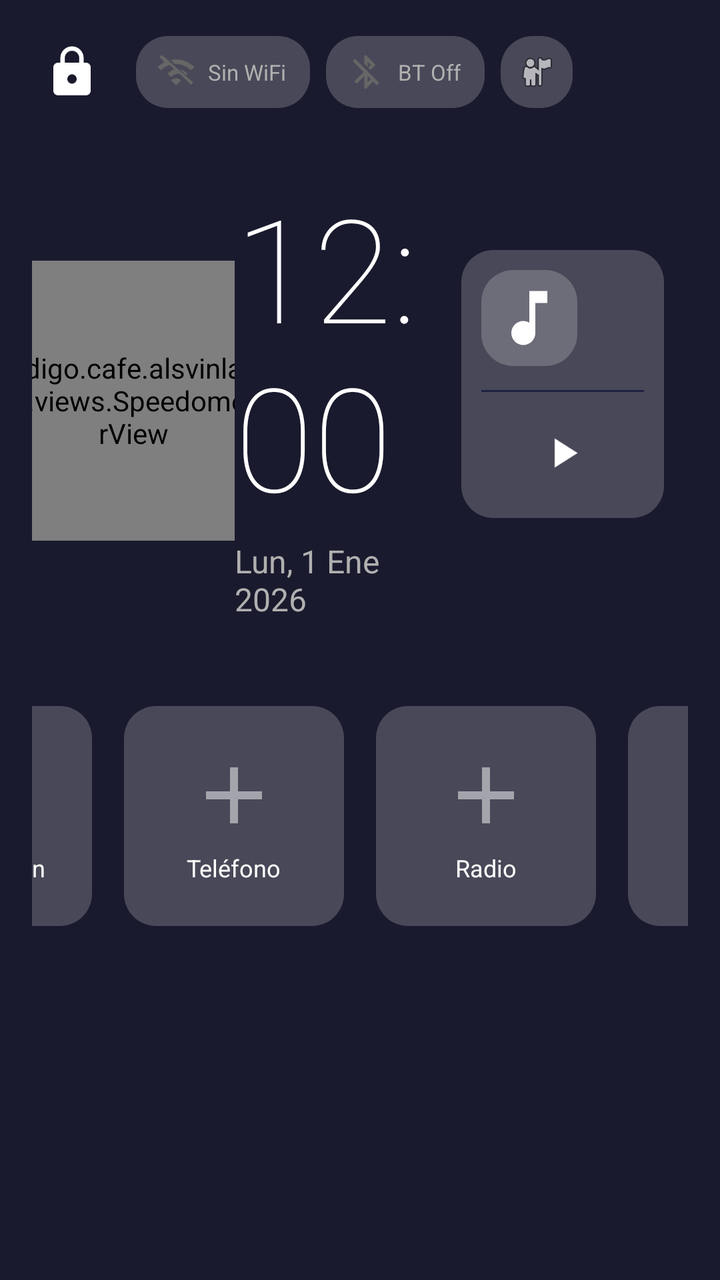
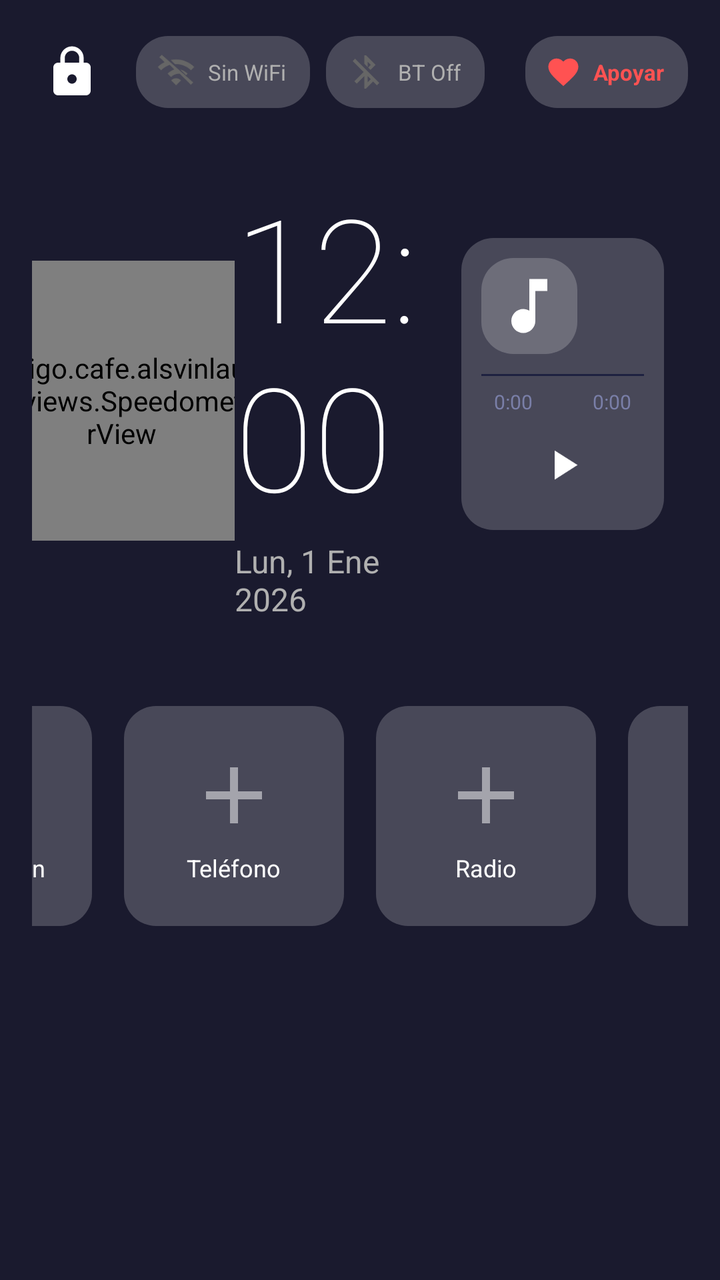

Two renders of the same Android screen: before a commit and after it. Below are the layout's source before the change and the commit's diff.
<!-- AndroidManifest.xml: application theme LauncherTheme -->
<!-- res/layout/activity_main.xml -->
<?xml version="1.0" encoding="utf-8"?>
<FrameLayout xmlns:android="http://schemas.android.com/apk/res/android"
    android:id="@+id/root_layout"
    android:layout_width="match_parent"
    android:layout_height="match_parent"
    android:background="#FF1A1A2E">

    <LinearLayout
        android:layout_width="match_parent"
        android:layout_height="match_parent"
        android:gravity="center"
        android:orientation="vertical"
        android:padding="16dp">

        
        <LinearLayout
            android:id="@+id/top_bar"
            android:layout_width="match_parent"
            android:layout_height="wrap_content"
            android:orientation="horizontal"
            android:gravity="center_vertical">

            <ImageView
                android:id="@+id/btn_theme_toggle"
                android:layout_width="40dp"
                android:layout_height="40dp"
                android:src="@drawable/ic_lock"
                android:padding="6dp"
                android:clickable="true"
                android:focusable="true" />

            <LinearLayout
                android:id="@+id/badge_permisos"
                android:layout_width="wrap_content"
                android:layout_height="36dp"
                android:orientation="horizontal"
                android:gravity="center_vertical"
                android:background="@drawable/shortcut_bg"
                android:paddingStart="10dp"
                android:paddingEnd="12dp"
                android:layout_marginStart="10dp"
                android:clickable="true"
                android:focusable="true"
                android:visibility="gone">

                <ImageView
                    android:layout_width="18dp"
                    android:layout_height="18dp"
                    android:src="@android:drawable/ic_dialog_alert" />

                <TextView
                    android:layout_width="wrap_content"
                    android:layout_height="wrap_content"
                    android:text="Permisos"
                    android:textColor="#FFC107"
                    android:textSize="11sp"
                    android:layout_marginStart="5dp" />
            </LinearLayout>

            <LinearLayout
                android:id="@+id/indicador_wifi"
                android:layout_width="wrap_content"
                android:layout_height="36dp"
                android:orientation="horizontal"
                android:gravity="center_vertical"
                android:background="@drawable/shortcut_bg"
                android:paddingStart="10dp"
                android:paddingEnd="12dp"
                android:layout_marginStart="12dp"
                android:clickable="true"
                android:focusable="true">

                <ImageView
                    android:id="@+id/icono_wifi"
                    android:layout_width="20dp"
                    android:layout_height="20dp"
                    android:src="@drawable/ic_wifi_off" />

                <TextView
                    android:id="@+id/texto_wifi"
                    android:layout_width="wrap_content"
                    android:layout_height="wrap_content"
                    android:text="Sin WiFi"
                    android:textColor="#B0B0B0"
                    android:textSize="11sp"
                    android:layout_marginStart="6dp"
                    android:maxLines="1"
                    android:ellipsize="end"
                    android:maxWidth="100dp" />
            </LinearLayout>

            <LinearLayout
                android:id="@+id/indicador_bluetooth"
                android:layout_width="wrap_content"
                android:layout_height="36dp"
                android:orientation="horizontal"
                android:gravity="center_vertical"
                android:background="@drawable/shortcut_bg"
                android:paddingStart="10dp"
                android:paddingEnd="12dp"
                android:layout_marginStart="8dp"
                android:clickable="true"
                android:focusable="true">

                <ImageView
                    android:id="@+id/icono_bluetooth"
                    android:layout_width="20dp"
                    android:layout_height="20dp"
                    android:src="@drawable/ic_bt_off" />

                <TextView
                    android:id="@+id/texto_bluetooth"
                    android:layout_width="wrap_content"
                    android:layout_height="wrap_content"
                    android:text="BT Off"
                    android:textColor="#B0B0B0"
                    android:textSize="11sp"
                    android:layout_marginStart="6dp"
                    android:maxLines="1"
                    android:ellipsize="end"
                    android:maxWidth="120dp" />
            </LinearLayout>

            <LinearLayout
                android:id="@+id/boton_contactos"
                android:layout_width="36dp"
                android:layout_height="36dp"
                android:orientation="horizontal"
                android:gravity="center"
                android:background="@drawable/shortcut_bg"
                android:layout_marginStart="8dp"
                android:clickable="true"
                android:focusable="true">

                <ImageView
                    android:layout_width="20dp"
                    android:layout_height="20dp"
                    android:src="@android:drawable/ic_menu_myplaces" />
            </LinearLayout>

            <View
                android:layout_width="0dp"
                android:layout_height="1dp"
                android:layout_weight="1" />


        </LinearLayout>

        
        <GridLayout
            android:layout_width="match_parent"
            android:layout_height="0dp"
            android:layout_weight="1"
            android:rowCount="1"
            android:columnCount="3"
            >

            
            <LinearLayout
                android:id="@+id/speed_text"
                android:layout_width="0dp"
                android:layout_height="match_parent"
                android:layout_columnWeight="1"
                android:gravity="center"
                android:paddingTop="5dp"
                android:orientation="vertical"
                android:visibility="visible">

                <codigo.cafe.alsvinlaunch.views.SpeedometerView
                    android:id="@+id/speedometer_view"
                    android:layout_width="140dp"
                    android:layout_height="140dp" />

            </LinearLayout>

            
            <LinearLayout
                android:id="@+id/clock_section"
                android:layout_width="0dp"
                android:layout_height="match_parent"
                android:layout_columnWeight="1"
                android:gravity="center"
                android:orientation="vertical">

                <LinearLayout
                    android:id="@+id/boton_reloj"
                    android:layout_width="wrap_content"
                    android:layout_height="wrap_content"
                    android:clickable="true"
                    android:focusable="true"
                    android:gravity="center"
                    android:orientation="vertical">

                    <TextView
                        android:id="@+id/clock_text"
                        android:layout_width="wrap_content"
                        android:layout_height="wrap_content"
                        android:fontFamily="sans-serif-thin"
                        android:text="12:00"
                        android:textColor="#FFFFFFFF"
                        android:textSize="72sp" />

                    <TextView
                        android:id="@+id/date_text"
                        android:layout_width="wrap_content"
                        android:layout_height="wrap_content"
                        android:layout_marginTop="4dp"
                        android:text="Lun, 1 Ene 2026"
                        android:textColor="#B0B0B0"
                        android:textSize="16sp" />
                </LinearLayout>
            </LinearLayout>

            
            <LinearLayout
                android:id="@+id/widget_reproductor"
                android:foreground="?android:attr/selectableItemBackground"
                android:layout_width="0dp"
                android:layout_height="wrap_content"
                android:layout_columnWeight="1"
                android:layout_gravity="center_vertical"
                android:orientation="vertical"
                android:gravity="center"
                android:background="@drawable/shortcut_bg"
                android:padding="10dp"

                android:layout_marginStart="12dp"
                android:layout_marginEnd="12dp"
                android:layout_marginBottom="12dp"
                android:clickable="true"
                android:focusable="true"
                android:visibility="visible">

                
                <LinearLayout
                    android:layout_width="match_parent"
                    android:layout_height="wrap_content"
                    android:orientation="horizontal"
                    android:gravity="center_vertical">

                    <ImageView
                        android:id="@+id/reproductor_icono"
                        android:layout_width="48dp"
                        android:layout_height="48dp"
                        android:src="@drawable/ic_music"
                        android:scaleType="centerCrop"
                        android:background="@drawable/shortcut_bg"
                        android:padding="6dp" />

                    <LinearLayout
                        android:layout_width="0dp"
                        android:layout_height="wrap_content"
                        android:layout_weight="1"
                        android:orientation="vertical"
                        android:layout_marginStart="10dp"
                        android:layout_marginEnd="4dp">

                        <TextView
                            android:id="@+id/reproductor_titulo"
                            android:layout_width="match_parent"
                            android:layout_height="wrap_content"
                            android:text=""
                            android:textColor="#FFFFFF"
                            android:textSize="14sp"
                            android:textStyle="bold"
                            android:maxLines="1"
                            android:ellipsize="marquee"
                            android:marqueeRepeatLimit="marquee_forever"
                            android:scrollHorizontally="true"
                            android:focusable="true"
                            android:focusableInTouchMode="true"
                            android:singleLine="true" />

                        <TextView
                            android:id="@+id/reproductor_artista"
                            android:layout_width="wrap_content"
                            android:layout_height="wrap_content"
                            android:text=""
                            android:textColor="#7A7FA8"
                            android:textSize="11sp"
                            android:maxLines="1"
                            android:ellipsize="end"
                            android:layout_marginTop="3dp" />
                    </LinearLayout>
                </LinearLayout>

                
                <View
                    android:layout_width="match_parent"
                    android:layout_height="1dp"
                    android:background="#1E2140"
                    android:layout_marginTop="12dp"
                    android:layout_marginBottom="8dp" />

                
                <LinearLayout
                    android:layout_width="match_parent"
                    android:layout_height="wrap_content"
                    android:orientation="horizontal"
                    android:gravity="center">

                    <ImageView
                        android:id="@+id/btn_anterior"
                        android:layout_width="45dp"
                        android:layout_height="45dp"
                        android:src="@drawable/ic_anterior"
                        android:padding="8dp"
                        android:background="?android:attr/selectableItemBackgroundBorderless"
                        android:clickable="true"
                        android:focusable="true" />

                    <ImageView
                        android:id="@+id/btn_play_pausa"
                        android:layout_width="45dp"
                        android:layout_height="45dp"
                        android:src="@drawable/ic_play"
                        android:padding="10dp"
                        android:layout_marginStart="10dp"
                        android:layout_marginEnd="10dp"
                        android:clickable="true"
                        android:focusable="true"
                        android:elevation="2dp" />

                    <ImageView
                        android:id="@+id/btn_siguiente"
                        android:layout_width="45dp"
                        android:layout_height="45dp"
                        android:src="@drawable/ic_siguiente"
                        android:padding="8dp"
                        android:background="?android:attr/selectableItemBackgroundBorderless"
                        android:clickable="true"
                        android:focusable="true" />
                </LinearLayout>
            </LinearLayout>

        </GridLayout>

        
        <LinearLayout
            android:id="@+id/shortcuts_container"
            android:layout_width="wrap_content"
            android:layout_height="0dp"
            android:layout_weight="1"
            android:gravity="center|top"
            android:orientation="horizontal"
            android:paddingTop="5dp">

            <LinearLayout
                android:id="@+id/shortcut_0"
                android:layout_width="110dp"
                android:layout_height="110dp"
                android:layout_margin="8dp"
                android:background="@drawable/shortcut_bg"
                android:clickable="true"
                android:focusable="true"
                android:gravity="center"
                android:orientation="vertical"
                android:padding="10dp">

                <ImageView
                    android:id="@+id/shortcut_icon_0"
                    android:layout_width="48dp"
                    android:layout_height="48dp"
                    android:scaleType="fitCenter"
                    android:src="@drawable/ic_add_shortcut" />

                <TextView
                    android:id="@+id/shortcut_name_0"
                    android:layout_width="wrap_content"
                    android:layout_height="wrap_content"
                    android:layout_marginTop="4dp"
                    android:ellipsize="end"
                    android:maxLines="1"
                    android:text="Música"
                    android:textColor="#FFFFFF"
                    android:textSize="12sp" />
            </LinearLayout>

            <LinearLayout
                android:id="@+id/shortcut_1"
                android:layout_width="110dp"
                android:layout_height="110dp"
                android:layout_margin="8dp"
                android:background="@drawable/shortcut_bg"
                android:clickable="true"
                android:focusable="true"
                android:gravity="center"
                android:orientation="vertical"
                android:padding="10dp">

                <ImageView
                    android:id="@+id/shortcut_icon_1"
                    android:layout_width="48dp"
                    android:layout_height="48dp"
                    android:scaleType="fitCenter"
                    android:src="@drawable/ic_add_shortcut" />

                <TextView
                    android:id="@+id/shortcut_name_1"
                    android:layout_width="wrap_content"
                    android:layout_height="wrap_content"
                    android:layout_marginTop="4dp"
                    android:ellipsize="end"
                    android:maxLines="1"
                    android:text="Navegación"
                    android:textColor="#FFFFFF"
                    android:textSize="12sp" />
            </LinearLayout>

            <LinearLayout
                android:id="@+id/shortcut_2"
                android:layout_width="110dp"
                android:layout_height="110dp"
                android:layout_margin="8dp"
                android:background="@drawable/shortcut_bg"
                android:clickable="true"
                android:focusable="true"
                android:gravity="center"
                android:orientation="vertical"
                android:padding="10dp">

                <ImageView
                    android:id="@+id/shortcut_icon_2"
                    android:layout_width="48dp"
                    android:layout_height="48dp"
                    android:scaleType="fitCenter"
                    android:src="@drawable/ic_add_shortcut" />

                <TextView
                    android:id="@+id/shortcut_name_2"
                    android:layout_width="wrap_content"
                    android:layout_height="wrap_content"
                    android:layout_marginTop="4dp"
                    android:ellipsize="end"
                    android:maxLines="1"
                    android:text="Teléfono"
                    android:textColor="#FFFFFF"
                    android:textSize="12sp" />
            </LinearLayout>

            <LinearLayout
                android:id="@+id/shortcut_3"
                android:layout_width="110dp"
                android:layout_height="110dp"
                android:layout_margin="8dp"
                android:background="@drawable/shortcut_bg"
                android:clickable="true"
                android:focusable="true"
                android:gravity="center"
                android:orientation="vertical"
                android:padding="10dp">

                <ImageView
                    android:id="@+id/shortcut_icon_3"
                    android:layout_width="48dp"
                    android:layout_height="48dp"
                    android:scaleType="fitCenter"
                    android:src="@drawable/ic_add_shortcut" />

                <TextView
                    android:id="@+id/shortcut_name_3"
                    android:layout_width="wrap_content"
                    android:layout_height="wrap_content"
                    android:layout_marginTop="4dp"
                    android:ellipsize="end"
                    android:maxLines="1"
                    android:text="Radio"
                    android:textColor="#FFFFFF"
                    android:textSize="12sp" />
            </LinearLayout>

            <LinearLayout
                android:id="@+id/shortcut_4"
                android:layout_width="110dp"
                android:layout_height="110dp"
                android:layout_margin="8dp"
                android:background="@drawable/shortcut_bg"
                android:clickable="true"
                android:focusable="true"
                android:gravity="center"
                android:orientation="vertical"
                android:padding="10dp">

                <ImageView
                    android:id="@+id/shortcut_icon_4"
                    android:layout_width="48dp"
                    android:layout_height="48dp"
                    android:scaleType="fitCenter"
                    android:src="@drawable/ic_add_shortcut" />

                <TextView
                    android:id="@+id/shortcut_name_4"
                    android:layout_width="wrap_content"
                    android:layout_height="wrap_content"
                    android:layout_marginTop="4dp"
                    android:ellipsize="end"
                    android:maxLines="1"
                    android:text="Config."
                    android:textColor="#FFFFFF"
                    android:textSize="12sp" />
            </LinearLayout>

            <LinearLayout
                android:id="@+id/btn_all_apps"
                android:layout_width="110dp"
                android:layout_height="110dp"
                android:layout_margin="8dp"
                android:background="@drawable/shortcut_bg_accent"
                android:clickable="true"
                android:focusable="true"
                android:gravity="center"
                android:orientation="vertical"
                android:padding="10dp">

                <ImageView
                    android:id="@+id/all_apps_icon"
                    android:layout_width="48dp"
                    android:layout_height="48dp"
                    android:scaleType="fitCenter"
                    android:src="@drawable/ic_all_apps" />

                <TextView
                    android:id="@+id/all_apps_label"
                    android:layout_width="wrap_content"
                    android:layout_height="wrap_content"
                    android:layout_marginTop="4dp"
                    android:text="Apps"
                    android:textColor="#FFFFFF"
                    android:textSize="12sp" />
            </LinearLayout>
        </LinearLayout>
    </LinearLayout>

    
    <LinearLayout
        android:id="@+id/system_panel"
        android:layout_width="wrap_content"
        android:layout_height="wrap_content"
        android:layout_gravity="bottom|end"
        android:layout_marginEnd="20dp"
        android:layout_marginBottom="72dp"
        android:background="@drawable/system_panel_bg"
        android:elevation="8dp"
        android:orientation="vertical"
        android:padding="12dp"
        android:visibility="gone" />

</FrameLayout>
<!-- resources referenced by this layout -->
<resources>
  <!-- drawable ic_add_shortcut (drawable) -->
  <?xml version="1.0" encoding="utf-8"?>
  <vector xmlns:android="http://schemas.android.com/apk/res/android"
      android:width="24dp"
      android:height="24dp"
      android:viewportWidth="24"
      android:viewportHeight="24">
      <path
          android:fillColor="#80FFFFFF"
          android:pathData="M19,13h-6v6h-2v-6H5v-2h6V5h2v6h6v2z" />
  </vector>
  <!-- drawable ic_all_apps (drawable) -->
  <?xml version="1.0" encoding="utf-8"?>
  <vector xmlns:android="http://schemas.android.com/apk/res/android"
      android:width="24dp"
      android:height="24dp"
      android:viewportWidth="24"
      android:viewportHeight="24">
      <path
          android:fillColor="#FFFFFF"
          android:pathData="M4,8h4V4H4V8zM10,20h4v-4h-4V20zM4,20h4v-4H4V20zM4,14h4v-4H4V14zM10,14h4v-4h-4V14zM16,4v4h4V4H16zM10,8h4V4h-4V8zM16,14h4v-4h-4V14zM16,20h4v-4h-4V20z" />
  </vector>
  <!-- drawable ic_anterior (drawable) -->
  <?xml version="1.0" encoding="utf-8"?>
  <vector xmlns:android="http://schemas.android.com/apk/res/android"
      android:width="24dp" android:height="24dp"
      android:viewportWidth="24" android:viewportHeight="24">
      <path android:fillColor="#FFFFFF"
          android:pathData="M6,6h2v12H6V6zM9.5,12l8.5,6V6L9.5,12z" />
  </vector>
  <!-- drawable ic_music (drawable) -->
  <?xml version="1.0" encoding="utf-8"?>
  <vector xmlns:android="http://schemas.android.com/apk/res/android"
      android:width="24dp"
      android:height="24dp"
      android:viewportWidth="24"
      android:viewportHeight="24">
      <path
          android:fillColor="#FFFFFF"
          android:pathData="M12,3v10.55c-0.59,-0.34 -1.27,-0.55 -2,-0.55C7.79,13 6,14.79 6,17s1.79,4 4,4 4,-1.79 4,-4V7h4V3h-6z" />
  </vector>
  <!-- drawable ic_play (drawable) -->
  <?xml version="1.0" encoding="utf-8"?>
  <vector xmlns:android="http://schemas.android.com/apk/res/android"
      android:width="24dp" android:height="24dp"
      android:viewportWidth="24" android:viewportHeight="24">
      <path android:fillColor="#FFFFFF"
          android:pathData="M8,5v14l11,-7z" />
  </vector>
  <!-- drawable ic_siguiente (drawable) -->
  <?xml version="1.0" encoding="utf-8"?>
  <vector xmlns:android="http://schemas.android.com/apk/res/android"
      android:width="24dp" android:height="24dp"
      android:viewportWidth="24" android:viewportHeight="24">
      <path android:fillColor="#FFFFFF"
          android:pathData="M6,18l8.5,-6L6,6V18zM16,6v12h2V6H16z" />
  </vector>
  <!-- drawable system_panel_bg (drawable) -->
  <?xml version="1.0" encoding="utf-8"?>
  <shape xmlns:android="http://schemas.android.com/apk/res/android"
      android:shape="rectangle">
      <solid android:color="#EE16213E" />
      <corners android:radius="16dp" />
      <stroke
          android:width="1dp"
          android:color="#33FFFFFF" />
  </shape>
  <style name="LauncherTheme" parent="Theme.AppCompat.NoActionBar">
          <item name="android:windowNoTitle">true</item>
          <item name="android:windowFullscreen">true</item>
          <item name="android:windowBackground">@color/background</item>
      </style>
  <color name="background">#FF1A1A2E</color>
  <!-- unchanged entries left out for length: 5 -->
</resources>

<!-- the commit's change to res/layout/activity_main.xml (unified diff, before → after) -->
@@ -121,27 +121,38 @@
                     android:maxWidth="120dp" />
             </LinearLayout>
 
-            <LinearLayout
-                android:id="@+id/boton_contactos"
-                android:layout_width="36dp"
-                android:layout_height="36dp"
-                android:orientation="horizontal"
-                android:gravity="center"
-                android:background="@drawable/shortcut_bg"
-                android:layout_marginStart="8dp"
-                android:clickable="true"
-                android:focusable="true">
-
-                <ImageView
-                    android:layout_width="20dp"
-                    android:layout_height="20dp"
-                    android:src="@android:drawable/ic_menu_myplaces" />
-            </LinearLayout>
-
             <View
                 android:layout_width="0dp"
                 android:layout_height="1dp"
                 android:layout_weight="1" />
+
+            <LinearLayout
+                android:id="@+id/btn_donacion"
+                android:layout_width="wrap_content"
+                android:layout_height="36dp"
+                android:orientation="horizontal"
+                android:gravity="center_vertical"
+                android:background="@drawable/shortcut_bg"
+                android:paddingStart="10dp"
+                android:paddingEnd="12dp"
+                android:layout_marginStart="8dp"
+                android:clickable="true"
+                android:focusable="true">
+
+                <ImageView
+                    android:layout_width="18dp"
+                    android:layout_height="18dp"
+                    android:src="@drawable/ic_donate" />
+
+                <TextView
+                    android:layout_width="wrap_content"
+                    android:layout_height="wrap_content"
+                    android:text="Apoyar"
+                    android:textColor="#FF5252"
+                    android:textSize="11sp"
+                    android:textStyle="bold"
+                    android:layout_marginStart="6dp" />
+            </LinearLayout>
 
 
         </LinearLayout>
@@ -163,13 +174,46 @@
                 android:layout_columnWeight="1"
                 android:gravity="center"
                 android:paddingTop="5dp"
-                android:orientation="vertical"
+                android:orientation="horizontal"
                 android:visibility="visible">
 
                 <codigo.cafe.alsvinlaunch.views.SpeedometerView
                     android:id="@+id/speedometer_view"
                     android:layout_width="140dp"
                     android:layout_height="140dp" />
+
+                <LinearLayout
+                    android:id="@+id/gear_widget"
+                    android:layout_width="wrap_content"
+                    android:layout_height="wrap_content"
+                    android:orientation="vertical"
+                    android:gravity="center"
+                    android:layout_marginStart="12dp"
+                    android:background="@drawable/shortcut_bg"
+                    android:paddingStart="18dp"
+                    android:paddingEnd="18dp"
+                    android:paddingTop="10dp"
+                    android:paddingBottom="10dp">
+
+                    <TextView
+                        android:id="@+id/gear_indicator"
+                        android:layout_width="wrap_content"
+                        android:layout_height="wrap_content"
+                        android:fontFamily="sans-serif-thin"
+                        android:text="--"
+                        android:textColor="#FFFFFF"
+                        android:textSize="56sp"
+                        android:includeFontPadding="false" />
+
+                    <TextView
+                        android:layout_width="wrap_content"
+                        android:layout_height="wrap_content"
+                        android:text="MARCHA"
+                        android:textColor="#5A6080"
+                        android:textSize="10sp"
+                        android:letterSpacing="0.15"
+                        android:layout_marginTop="2dp" />
+                </LinearLayout>
 
             </LinearLayout>
 
@@ -289,8 +333,48 @@
                     android:layout_width="match_parent"
                     android:layout_height="1dp"
                     android:background="#1E2140"
-                    android:layout_marginTop="12dp"
-                    android:layout_marginBottom="8dp" />
+                    android:layout_marginTop="10dp"
+                    android:layout_marginBottom="4dp" />
+
+                
+                <LinearLayout
+                    android:layout_width="match_parent"
+                    android:layout_height="wrap_content"
+                    android:orientation="horizontal"
+                    android:gravity="center_vertical">
+
+                    <TextView
+                        android:id="@+id/reproductor_tiempo_actual"
+                        android:layout_width="wrap_content"
+                        android:layout_height="wrap_content"
+                        android:text="0:00"
+                        android:textColor="#7A7FA8"
+                        android:textSize="10sp"
+                        android:minWidth="32dp"
+                        android:gravity="center" />
+
+                    <SeekBar
+                        android:id="@+id/reproductor_seekbar"
+                        android:layout_width="0dp"
+                        android:layout_height="wrap_content"
+                        android:layout_weight="1"
+                        android:layout_marginStart="4dp"
+                        android:layout_marginEnd="4dp"
+                        android:max="1000"
+                        android:progress="0"
+                        android:progressTint="#6C63FF"
+                        android:thumbTint="#6C63FF" />
+
+                    <TextView
+                        android:id="@+id/reproductor_tiempo_total"
+                        android:layout_width="wrap_content"
+                        android:layout_height="wrap_content"
+                        android:text="0:00"
+                        android:textColor="#7A7FA8"
+                        android:textSize="10sp"
+                        android:minWidth="32dp"
+                        android:gravity="center" />
+                </LinearLayout>
 
                 
                 <LinearLayout
<!-- resource entries referenced after the edit -->
@@ -29,6 +29,16 @@
       android:viewportWidth="24" android:viewportHeight="24">
       <path android:fillColor="#FFFFFF"
           android:pathData="M6,6h2v12H6V6zM9.5,12l8.5,6V6L9.5,12z" />
+  </vector>
+  <!-- drawable ic_donate (drawable) -->
+  <vector xmlns:android="http://schemas.android.com/apk/res/android"
+      android:width="24dp"
+      android:height="24dp"
+      android:viewportWidth="24"
+      android:viewportHeight="24">
+      <path
+          android:fillColor="#FF5252"
+          android:pathData="M12,21.35l-1.45,-1.32C5.4,15.36 2,12.28 2,8.5 2,5.42 4.42,3 7.5,3c1.74,0 3.41,0.81 4.5,2.09C13.09,3.81 14.76,3 16.5,3 19.58,3 22,5.42 22,8.5c0,3.78 -3.4,6.86 -8.55,11.54L12,21.35z" />
   </vector>
   <!-- drawable ic_music (drawable) -->
   <?xml version="1.0" encoding="utf-8"?>
